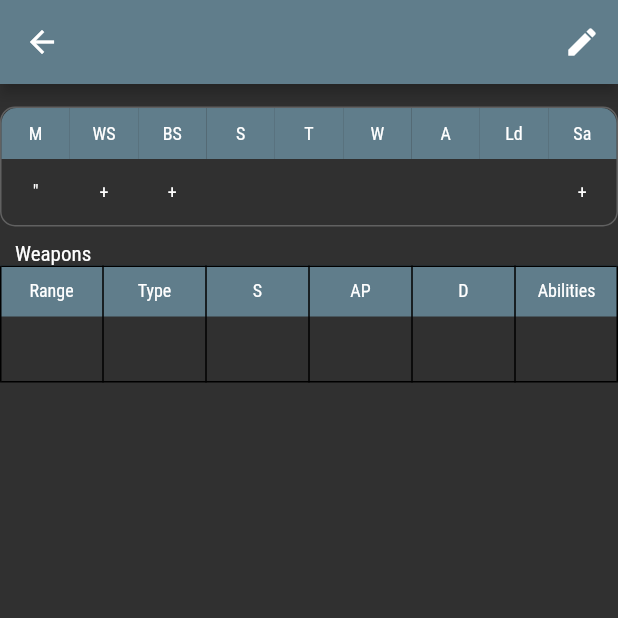
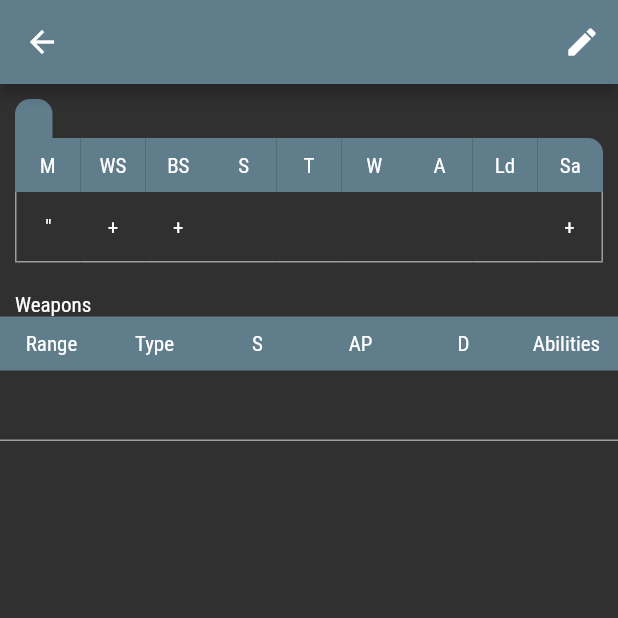
Before and after one commit to michaelmorrisg/warhammer-list, a Flutter app: the AvatarStats screen opened directly with empty values, on a phone screen of 412 x 824 dp, the top half of it. Run offline on Flutter 3.47's test engine with Material 2 defaults, Android fonts, the phone set to English and light mode, and no system bars; our stand-ins replace sqflite; missing offline and left inert: random_color; accounts and stored records are empty.

Commit message:
Stat Table seems less dumb

```diff
--- a/lib/routes/avatar_stats.dart
+++ b/lib/routes/avatar_stats.dart
@@ -51,18 +51,35 @@ class _AvatarStatsState extends State<AvatarStats> {
       body: Column(
         children: [
           Container(
-            margin: EdgeInsets.only(top: 15.0),
+            margin: EdgeInsets.fromLTRB(10.0, 10.0, 10.0, 10.0),
+            // decoration: BoxDecoration(
+            //   border: Border.all(color: Colors.grey[700]),
+            //   borderRadius: BorderRadius.circular(10.0),
+            // ),
+            child: Column(
+              children: [
+                Row(
+                  children: [
+                    Container(
+                        // margin: EdgeInsets.only(left: 40.0),
+                        padding: EdgeInsets.fromLTRB(10.0, 5.0, 15.0, 5.0),
                         decoration: BoxDecoration(
-                border: Border.all(color: Colors.grey[700]),
-                borderRadius: BorderRadius.circular(10.0)),
-            child: Table(children: [
+                            color: Colors.blueGrey,
+                            borderRadius: BorderRadius.only(
+                                topLeft: Radius.circular(10.0),
+                                topRight: Radius.circular(10.0))),
+                        child: Text(statItem.name)),
+                  ],
+                ),
+                Table(children: [
                   TableRow(children: [
                     CellWidget(
                       stat: statItem.movement == null
                           ? '-'
                           : statItem.movement + '"',
                       title: 'M',
-                                        roundedCorner: 'left',),
+                      roundedCorner: 'left',
+                    ),
                     CellWidget(
                         stat: statItem.weaponSkill == null
                             ? '-'
@@ -74,10 +91,13 @@ class _AvatarStatsState extends State<AvatarStats> {
                             : statItem.ballisticSkill + '+',
                         title: 'BS'),
                     CellWidget(
-                    stat: statItem.strength == null ? '-' : statItem.strength,
+                        stat:
+                            statItem.strength == null ? '-' : statItem.strength,
                         title: 'S'),
                     CellWidget(
-                    stat: statItem.toughness == null ? '-' : statItem.toughness,
+                        stat: statItem.toughness == null
+                            ? '-'
+                            : statItem.toughness,
                         title: 'T'),
                     CellWidget(
                         stat: statItem.wounds == null ? '-' : statItem.wounds,
@@ -86,16 +106,19 @@ class _AvatarStatsState extends State<AvatarStats> {
                         stat: statItem.attacks == null ? '-' : statItem.attacks,
                         title: 'A'),
                     CellWidget(
-                    stat:
-                        statItem.leadership == null ? '-' : statItem.leadership,
+                        stat: statItem.leadership == null
+                            ? '-'
+                            : statItem.leadership,
                         title: 'Ld'),
                     CellWidget(
-
                       stat: statItem.save == null ? '-' : statItem.save + '+',
                       title: 'Sa',
-                    roundedCorner: 'right',),
+                      roundedCorner: 'right',
+                    ),
                   ]),
                 ]),
+              ],
+            ),
           ),
           Padding(
             padding: const EdgeInsets.only(top: 10.0, left: 10.0),
@@ -106,7 +129,6 @@ class _AvatarStatsState extends State<AvatarStats> {
             ),
           ),
           Table(
-            border: TableBorder.all(),
             children: [
               TableRow(children: [
                 CellWidget(stat: '', title: 'Range'),
@@ -138,19 +160,38 @@ class CellWidget extends StatelessWidget {
         children: <Widget>[
           Container(
             padding: EdgeInsets.all(10.0),
-            decoration: BoxDecoration(borderRadius: this.roundedCorner == 'left' ? BorderRadius.only(topLeft: Radius.circular(10.0)) : this.roundedCorner == 'right' ? BorderRadius.only(topRight: Radius.circular(10.0)) : null, color: Colors.blueGrey),
+            decoration: BoxDecoration(
+                borderRadius: this.roundedCorner == 'right'
+                    ? BorderRadius.only(topRight: Radius.circular(10.0))
+                    : null,
+                color: Colors.blueGrey),
             child: Text(
               this.title,
               textAlign: TextAlign.center,
-              style: TextStyle(fontSize: 12.0),
+              style: TextStyle(fontSize: 14.0),
             ),
           ),
           Container(
+            decoration: BoxDecoration(
+              border: this.roundedCorner == 'left'
+                  ? Border(
+                      bottom: BorderSide(color: Colors.grey),
+                      left: BorderSide(color: Colors.grey),
+                    )
+                  : this.roundedCorner == 'right'
+                      ? Border(
+                          bottom: BorderSide(color: Colors.grey),
+                          right: BorderSide(color: Colors.grey),
+                        )
+                      : Border(
+                          bottom: BorderSide(color: Colors.grey),
+                        ),
+            ),
             padding: EdgeInsets.fromLTRB(0.0, 15.0, 0.0, 15.0),
             child: Text(
               this.stat,
               textAlign: TextAlign.center,
-              style: TextStyle(fontSize: 12.0),
+              style: TextStyle(fontSize: 14.0),
             ),
           ),
         ],
```
Lines whose indentation alone changed are shown as unchanged.
